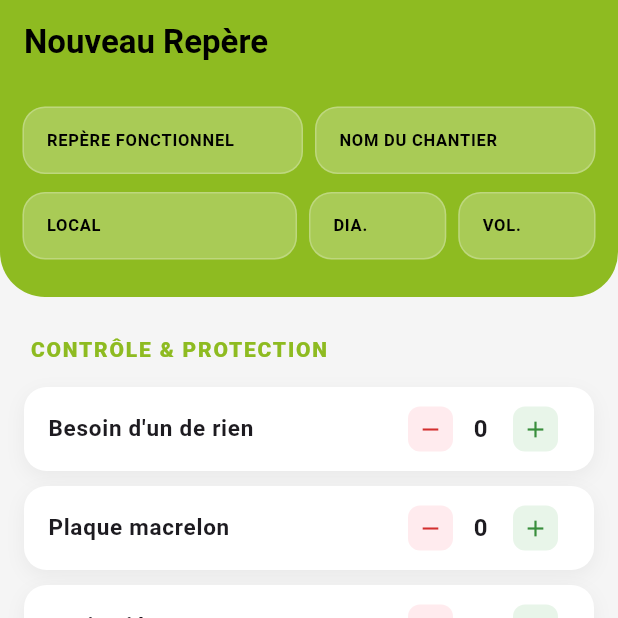
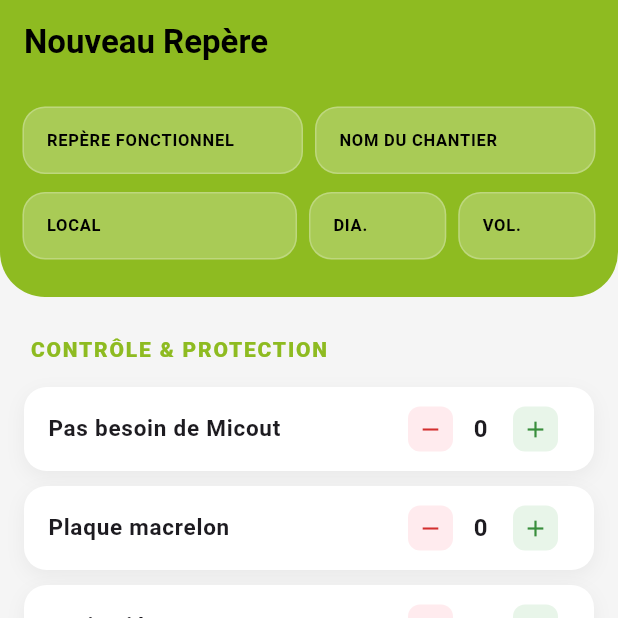
Before and after one commit to jordan-oms/flutter_application_1, a Flutter app: the AjouterRepereScreen screen opened directly, on a phone screen of 412 x 824 dp, the top half of it. Run offline on Flutter 3.47's test engine with Material 3 defaults, Android fonts, the phone set to English and light mode, and no system bars; our stand-ins replace cloud_firestore, firebase_auth, firebase_core, flutter_svg, local_auth, shared_preferences; missing offline and left inert: excel, file_saver; accounts and stored records are empty.

Commit message:
modification ajouter repere screen

```diff
--- a/lib/screens/ajouter_repere_screen.dart
+++ b/lib/screens/ajouter_repere_screen.dart
@@ -24,7 +24,7 @@ class _AjouterRepereScreenState extends State<AjouterRepereScreen> {
 
   final Map<String, List<String>> categories = {
     "Contrôle & Protection ": [
-      "Besoin d'un de rien",
+      "Pas besoin de Micout",
       "Plaque macrelon",
       "Tapis piégeant",
       "Saut de zone",
```
